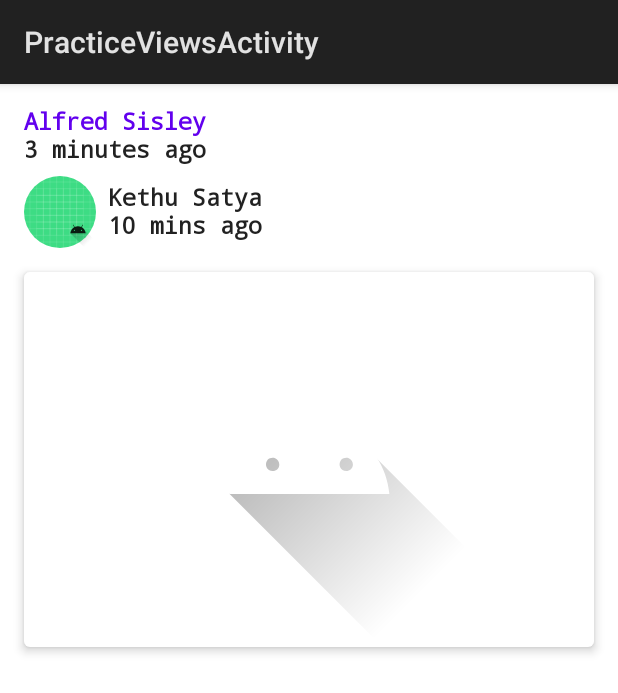
After one commit to KethuY/ComposeSamples, an Android app built with Jetpack Compose: the PracticeViewsActivity screen opened directly, with no data from a screen before it, on a phone screen of 412 x 824 dp. The commit adds this screen. Shown: the top 693 px of the screen. Run offline under Robolectric (Android 15) with nearby library versions, the phone set to English and light mode, and no system bars.

Commit message:
added the basic widgets

```diff
--- /dev/null
+++ b/app/src/main/java/com/example/composesample/PracticeViewsActivity.kt
@@ -0,0 +1,95 @@
+package com.example.composesample
+
+import android.os.Bundle
+import android.widget.Toast
+import androidx.activity.ComponentActivity
+import androidx.activity.compose.setContent
+import androidx.compose.foundation.Image
+import androidx.compose.foundation.background
+import androidx.compose.foundation.clickable
+import androidx.compose.foundation.layout.*
+import androidx.compose.foundation.shape.CircleShape
+import androidx.compose.foundation.shape.RoundedCornerShape
+import androidx.compose.material.*
+import androidx.compose.runtime.Composable
+import androidx.compose.ui.Alignment
+import androidx.compose.ui.Modifier
+import androidx.compose.ui.draw.clip
+import androidx.compose.ui.graphics.Color
+import androidx.compose.ui.res.painterResource
+import androidx.compose.ui.tooling.preview.Preview
+import androidx.compose.ui.unit.dp
+import com.example.composesample.ui.theme.ComposeSampleTheme
+
+class PracticeViewsActivity : ComponentActivity() {
+    override fun onCreate(savedInstanceState: Bundle?) {
+        super.onCreate(savedInstanceState)
+        setContent {
+            ComposeSampleTheme {
+                // A surface container using the 'background' color from the theme
+                Surface(
+                    modifier = Modifier.fillMaxSize(),
+                    color = MaterialTheme.colors.background
+                ) {
+                    ArtistCard(onClick = {
+                        Toast.makeText(this@PracticeViewsActivity,"CLicked",Toast.LENGTH_LONG).show()
+                    })
+                }
+            }
+        }
+    }
+}
+
+@Composable
+fun ArtistCard(
+    onClick: () -> Unit
+) {
+    Column( modifier = Modifier.padding(16.dp)) {
+        Text("Alfred Sisley", color = MaterialTheme.colors.primary)
+        Text("3 minutes ago")
+        Spacer(modifier = Modifier.height(8.dp)) // // vertical gap
+        Row(verticalAlignment = Alignment.CenterVertically) {
+            Box{
+                Image(
+                    painter = painterResource(id = R.drawable.ic_launcher_background),
+                    contentDescription = "photo",
+                    modifier =
+                    Modifier
+                        .size(48.dp)
+                        .clip(CircleShape)
+
+
+                )
+                Icon(
+                    painter = painterResource(id = R.drawable.ic_launcher_foreground),
+                    contentDescription = "photo",
+                    modifier =
+                    Modifier
+                        .size(24.dp)
+                        .clip(CircleShape)
+                        .align(Alignment.BottomEnd)
+
+                )
+            }
+            Spacer(modifier = Modifier.width(8.dp)) // horizontal gap
+            Column {
+                Text("Kethu Satya")
+                Text("10 mins ago")
+            }
+        }
+        Spacer(modifier = Modifier.height(16.dp))
+        Column {
+            Card(elevation = 4.dp) {
+                Image(
+                    painter = painterResource(id = R.drawable.ic_launcher_foreground),
+                    contentDescription = "photo",
+                    modifier = Modifier
+                        .clickable(onClick = onClick)
+                        .fillMaxWidth()
+                        .size(height = 250.dp, width = 350.dp)
+                )
+            }
+        }
+    }
+
+}
--- a/app/src/main/res/values/strings.xml
+++ b/app/src/main/res/values/strings.xml
@@ -1,3 +1,4 @@
 <resources>
-    <string name="app_name">ComposeSample</string>
+    <string name="app_name">Compose Sample</string>
+    <string name="title_activity_practice_views">PracticeViewsActivity</string>
 </resources>
--- a/app/src/main/res/values/themes.xml
+++ b/app/src/main/res/values/themes.xml
@@ -1,7 +1,6 @@
 <?xml version="1.0" encoding="utf-8"?>
 <resources>
-
-    <style name="Theme.ComposeSample" parent="android:Theme.Material.Light.NoActionBar">
+    <style name="Theme.ComposeSample" parent="android:Theme.Material.Light.DarkActionBar">
         <item name="android:statusBarColor">@color/purple_700</item>
     </style>
 </resources>
```
Also changed, not shown: app/src/main/AndroidManifest.xml (+6 -1 lines), app/src/main/java/com/example/composesample/MainActivity.kt (+13 -11 lines).
